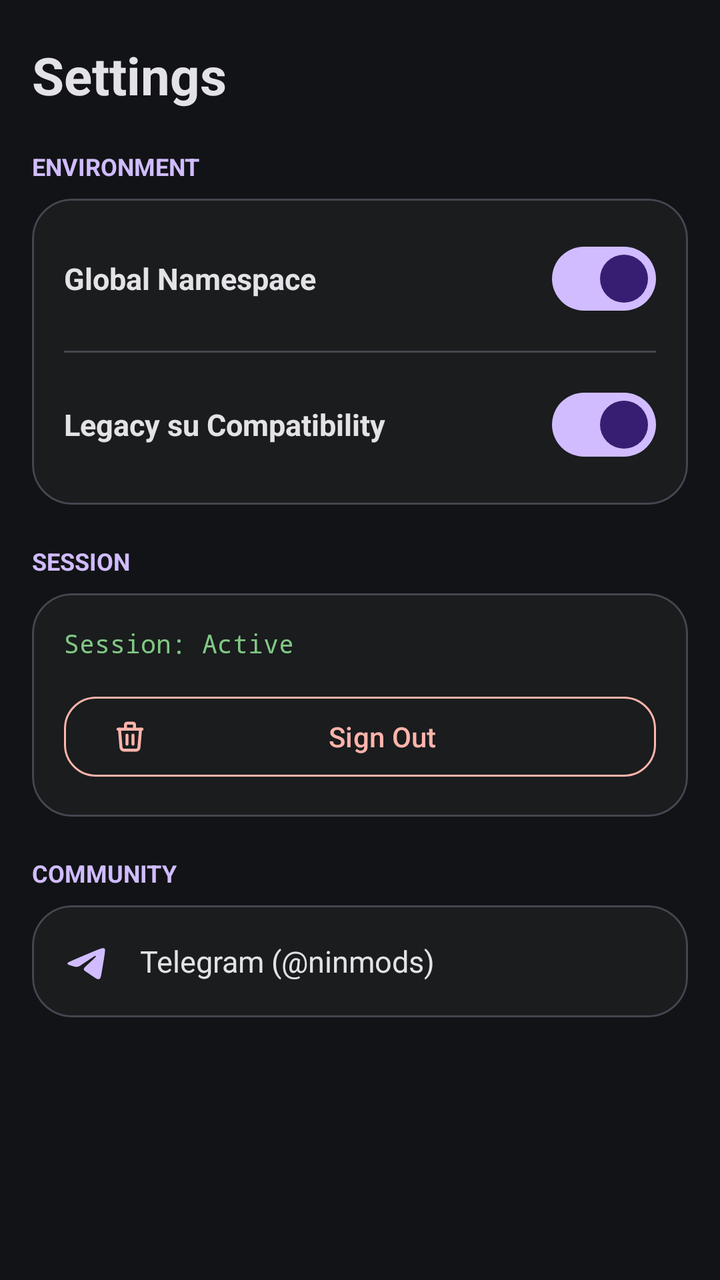
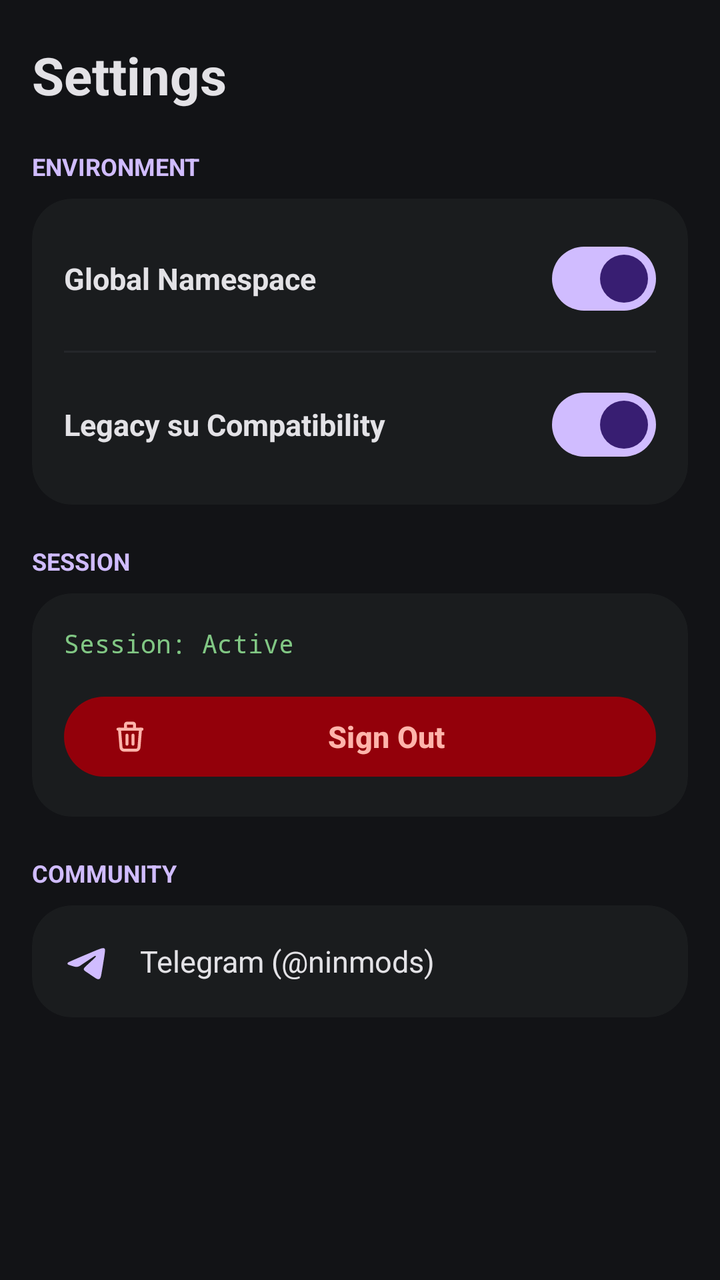

An Android layout rendered at two revisions. The XML below is the earlier revision; the diff shows what the commit changed to produce the second picture.
<!-- AndroidManifest.xml: application theme Theme.DriverLoader -->
<!-- res/layout/fragment_settings.xml -->
<?xml version="1.0" encoding="utf-8"?>
<ScrollView xmlns:android="http://schemas.android.com/apk/res/android"
    xmlns:app="http://schemas.android.com/apk/res-auto"
    android:layout_width="match_parent"
    android:layout_height="match_parent"
    android:background="@color/apatch_background"
    android:paddingHorizontal="16dp"
    android:paddingTop="20dp"
    android:paddingBottom="96dp">

    <LinearLayout
        android:layout_width="match_parent"
        android:layout_height="wrap_content"
        android:orientation="vertical">

        
        <TextView
            android:layout_width="wrap_content"
            android:layout_height="wrap_content"
            android:text="Settings"
            android:textColor="@color/apatch_text_primary"
            android:textSize="26sp"
            android:textStyle="bold" />

        
        <TextView
            android:layout_width="wrap_content"
            android:layout_height="wrap_content"
            android:layout_marginTop="20dp"
            android:text="ENVIRONMENT"
            android:textColor="@color/apatch_primary"
            android:textSize="12sp"
            android:textStyle="bold" />

        <com.google.android.material.card.MaterialCardView
            android:layout_width="match_parent"
            android:layout_height="wrap_content"
            android:layout_marginTop="8dp"
            app:cardCornerRadius="20dp"
            app:cardBackgroundColor="@color/apatch_surface"
            app:strokeColor="@color/apatch_outline"
            app:strokeWidth="1dp">

            <LinearLayout
                android:layout_width="match_parent"
                android:layout_height="wrap_content"
                android:orientation="vertical"
                android:padding="16dp">

                <LinearLayout
                    android:layout_width="match_parent"
                    android:layout_height="wrap_content"
                    android:orientation="horizontal"
                    android:gravity="center_vertical">

                    <TextView
                        android:layout_width="0dp"
                        android:layout_height="wrap_content"
                        android:layout_weight="1"
                        android:text="Global Namespace"
                        android:textColor="@color/apatch_text_primary"
                        android:textSize="15sp"
                        android:textStyle="bold" />

                    <com.google.android.material.materialswitch.MaterialSwitch
                        android:id="@+id/swGlobalNamespace"
                        android:layout_width="wrap_content"
                        android:layout_height="wrap_content"
                        android:checked="true" />
                </LinearLayout>

                <View
                    android:layout_width="match_parent"
                    android:layout_height="1dp"
                    android:layout_marginVertical="12dp"
                    android:background="@color/apatch_outline" />

                <LinearLayout
                    android:layout_width="match_parent"
                    android:layout_height="wrap_content"
                    android:orientation="horizontal"
                    android:gravity="center_vertical">

                    <TextView
                        android:layout_width="0dp"
                        android:layout_height="wrap_content"
                        android:layout_weight="1"
                        android:text="Legacy su Compatibility"
                        android:textColor="@color/apatch_text_primary"
                        android:textSize="15sp"
                        android:textStyle="bold" />

                    <com.google.android.material.materialswitch.MaterialSwitch
                        android:id="@+id/swLegacySu"
                        android:layout_width="wrap_content"
                        android:layout_height="wrap_content"
                        android:checked="true" />
                </LinearLayout>

            </LinearLayout>
        </com.google.android.material.card.MaterialCardView>

        
        <TextView
            android:layout_width="wrap_content"
            android:layout_height="wrap_content"
            android:layout_marginTop="20dp"
            android:text="SESSION"
            android:textColor="@color/apatch_primary"
            android:textSize="12sp"
            android:textStyle="bold" />

        <com.google.android.material.card.MaterialCardView
            android:layout_width="match_parent"
            android:layout_height="wrap_content"
            android:layout_marginTop="8dp"
            app:cardCornerRadius="20dp"
            app:cardBackgroundColor="@color/apatch_surface"
            app:strokeColor="@color/apatch_outline"
            app:strokeWidth="1dp">

            <LinearLayout
                android:layout_width="match_parent"
                android:layout_height="wrap_content"
                android:orientation="vertical"
                android:padding="16dp">

                <TextView
                    android:id="@+id/tvCurrentAuthKey"
                    android:layout_width="wrap_content"
                    android:layout_height="wrap_content"
                    android:text="Session: Active"
                    android:textColor="@color/apatch_success"
                    android:textSize="13sp"
                    android:fontFamily="monospace" />

                <com.google.android.material.button.MaterialButton
                    android:id="@+id/btnLogout"
                    android:layout_width="match_parent"
                    android:layout_height="48dp"
                    android:layout_marginTop="14dp"
                    android:text="Sign Out"
                    android:textColor="@color/apatch_error"
                    app:strokeColor="@color/apatch_error"
                    app:strokeWidth="1dp"
                    style="@style/Widget.Material3.Button.OutlinedButton"
                    app:cornerRadius="16dp"
                    app:icon="@drawable/trash"
                    app:iconTint="@color/apatch_error" />

            </LinearLayout>
        </com.google.android.material.card.MaterialCardView>

        
        <TextView
            android:layout_width="wrap_content"
            android:layout_height="wrap_content"
            android:layout_marginTop="20dp"
            android:text="COMMUNITY"
            android:textColor="@color/apatch_primary"
            android:textSize="12sp"
            android:textStyle="bold" />

        <com.google.android.material.card.MaterialCardView
            android:layout_width="match_parent"
            android:layout_height="wrap_content"
            android:layout_marginTop="8dp"
            app:cardCornerRadius="20dp"
            app:cardBackgroundColor="@color/apatch_surface"
            app:strokeColor="@color/apatch_outline"
            app:strokeWidth="1dp">

            <LinearLayout
                android:id="@+id/layoutTelegram"
                android:layout_width="match_parent"
                android:layout_height="wrap_content"
                android:orientation="horizontal"
                android:gravity="center_vertical"
                android:padding="16dp"
                android:clickable="true"
                android:focusable="true">

                <ImageView
                    android:layout_width="24dp"
                    android:layout_height="24dp"
                    android:src="@drawable/telegram"
                    app:tint="@color/apatch_primary" />

                <TextView
                    android:layout_width="wrap_content"
                    android:layout_height="wrap_content"
                    android:layout_marginStart="14dp"
                    android:text="Telegram (@ninmods)"
                    android:textColor="@color/apatch_text_primary"
                    android:textSize="15sp" />
            </LinearLayout>
        </com.google.android.material.card.MaterialCardView>

    </LinearLayout>
</ScrollView>
<!-- resources referenced by this layout -->
<resources>
  <color name="apatch_background">#121316</color>
  <color name="apatch_error">#FFB4AB</color>
  <color name="apatch_outline">#44474F</color>
  <color name="apatch_primary">#D0BCFF</color>
  <color name="apatch_success">#81C784</color>
  <color name="apatch_surface">#1A1C1E</color>
  <color name="apatch_text_primary">#E3E2E6</color>
  <!-- drawable telegram (drawable) -->
  <vector xmlns:android="http://schemas.android.com/apk/res/android"
      android:width="24dp"
      android:height="24dp"
      android:viewportWidth="1024"
      android:viewportHeight="1024">
      <path
          android:fillColor="#ffff"
          android:pathData="M769.45,245.76c21.08,-7.47 42.28,-15.36 65.19,-15.36 27.05,0.04 39.94,11.73 40.32,38.83 0.68,44.03 -8.66,87.17 -13.99,130.69 -2.99,24.32 -45.27,285.95 -64.77,392.19 -4.05,22.06 -7.04,44.37 -16.38,65.15 -15.15,33.66 -36.1,43.14 -71.21,31.7 -15.96,-5.21 -29.99,-13.99 -43.78,-23.34 -66.99,-45.27 -211.67,-142.98 -216.7,-146.99 -31.15,-24.87 -36.95,-45.4 -5.42,-78.59 34.86,-36.69 132.44,-124.37 143.15,-134.83a956.84,956.84 0,0 0,84.91 -83.03c5.85,-6.4 12.76,-13.4 5.21,-22.27 -7.34,-8.62 -15.79,-3.84 -23.17,0.73a2884.91,2884.91 0,0 0,-135.42 89.3c-53.72,35.71 -108.46,70.02 -160.77,107.65 -42.67,30.68 -86.74,41.26 -137.47,26.07 -37.89,-11.31 -76.12,-21.5 -113.15,-35.41 -13.87,-5.16 -30.29,-10.45 -30.98,-28.5 -0.6,-16.85 14.12,-24.45 26.79,-31.15 44.16,-23.34 310.61,-136.83 383.62,-166.91 94.55,-38.95 187.61,-81.71 284.03,-115.93z" />
  </vector>
  <!-- drawable trash (drawable) -->
  <vector xmlns:android="http://schemas.android.com/apk/res/android"
      android:width="24dp"
      android:height="24dp"
      android:viewportWidth="24"
      android:viewportHeight="24">
      <path
          android:pathData="M4,7l16,0"
          android:strokeLineJoin="round"
          android:strokeWidth="2"
          android:strokeColor="#ffff"
          android:strokeLineCap="round"/>
      <path
          android:pathData="M10,11l0,6"
          android:strokeLineJoin="round"
          android:strokeWidth="2"
          android:strokeColor="#ffff"
          android:strokeLineCap="round"/>
      <path
          android:pathData="M14,11l0,6"
          android:strokeLineJoin="round"
          android:strokeWidth="2"
          android:strokeColor="#ffff"
          android:strokeLineCap="round"/>
      <path
          android:pathData="M5,7l1,12a2,2 0,0 0,2 2h8a2,2 0,0 0,2 -2l1,-12"
          android:strokeLineJoin="round"
          android:strokeWidth="2"
          android:strokeColor="#ffff"
          android:strokeLineCap="round"/>
      <path
          android:pathData="M9,7v-3a1,1 0,0 1,1 -1h4a1,1 0,0 1,1 1v3"
          android:strokeLineJoin="round"
          android:strokeWidth="2"
          android:strokeColor="#ffff"
          android:strokeLineCap="round"/>
  </vector>
  <style name="Theme.DriverLoader" parent="Theme.Material3.Dark.NoActionBar">
          <item name="android:statusBarColor">@color/apatch_background</item>
          <item name="android:navigationBarColor">@color/apatch_surface</item>
          <item name="android:windowBackground">@color/apatch_background</item>
          <item name="colorPrimary">@color/apatch_primary</item>
          <item name="colorSecondary">@color/apatch_secondary</item>
          <item name="colorSurface">@color/apatch_surface</item>
          <item name="colorOutline">@color/apatch_outline</item>
      </style>
  <color name="apatch_secondary">#CCC2DC</color>
</resources>

<!-- the commit's change to res/layout/fragment_settings.xml (unified diff, before → after) -->
@@ -38,8 +38,8 @@
             android:layout_marginTop="8dp"
             app:cardCornerRadius="20dp"
             app:cardBackgroundColor="@color/apatch_surface"
-            app:strokeColor="@color/apatch_outline"
-            app:strokeWidth="1dp">
+            app:cardElevation="0dp"
+            app:strokeWidth="0dp">
 
             <LinearLayout
                 android:layout_width="match_parent"
@@ -73,7 +73,7 @@
                     android:layout_width="match_parent"
                     android:layout_height="1dp"
                     android:layout_marginVertical="12dp"
-                    android:background="@color/apatch_outline" />
+                    android:background="@color/apatch_surface_variant" />
 
                 <LinearLayout
                     android:layout_width="match_parent"
@@ -116,8 +116,8 @@
             android:layout_marginTop="8dp"
             app:cardCornerRadius="20dp"
             app:cardBackgroundColor="@color/apatch_surface"
-            app:strokeColor="@color/apatch_outline"
-            app:strokeWidth="1dp">
+            app:cardElevation="0dp"
+            app:strokeWidth="0dp">
 
             <LinearLayout
                 android:layout_width="match_parent"
@@ -141,12 +141,13 @@
                     android:layout_marginTop="14dp"
                     android:text="Sign Out"
                     android:textColor="@color/apatch_error"
-                    app:strokeColor="@color/apatch_error"
-                    app:strokeWidth="1dp"
-                    style="@style/Widget.Material3.Button.OutlinedButton"
-                    app:cornerRadius="16dp"
+                    android:textStyle="bold"
+                    android:textSize="15sp"
+                    app:backgroundTint="@color/apatch_error_container"
+                    app:cornerRadius="20dp"
                     app:icon="@drawable/trash"
-                    app:iconTint="@color/apatch_error" />
+                    app:iconTint="@color/apatch_error"
+                    app:strokeWidth="0dp" />
 
             </LinearLayout>
         </com.google.android.material.card.MaterialCardView>
@@ -167,8 +168,8 @@
             android:layout_marginTop="8dp"
             app:cardCornerRadius="20dp"
             app:cardBackgroundColor="@color/apatch_surface"
-            app:strokeColor="@color/apatch_outline"
-            app:strokeWidth="1dp">
+            app:cardElevation="0dp"
+            app:strokeWidth="0dp">
 
             <LinearLayout
                 android:id="@+id/layoutTelegram"
<!-- resource entries referenced after the edit -->
@@ -2,10 +2,12 @@
 <resources>
   <color name="apatch_background">#121316</color>
   <color name="apatch_error">#FFB4AB</color>
+  <color name="apatch_error_container">#93000A</color>
   <color name="apatch_outline">#44474F</color>
   <color name="apatch_primary">#D0BCFF</color>
   <color name="apatch_success">#81C784</color>
   <color name="apatch_surface">#1A1C1E</color>
+  <color name="apatch_surface_variant">#24262A</color>
   <color name="apatch_text_primary">#E3E2E6</color>
   <!-- drawable telegram (drawable) -->
   <vector xmlns:android="http://schemas.android.com/apk/res/android"
